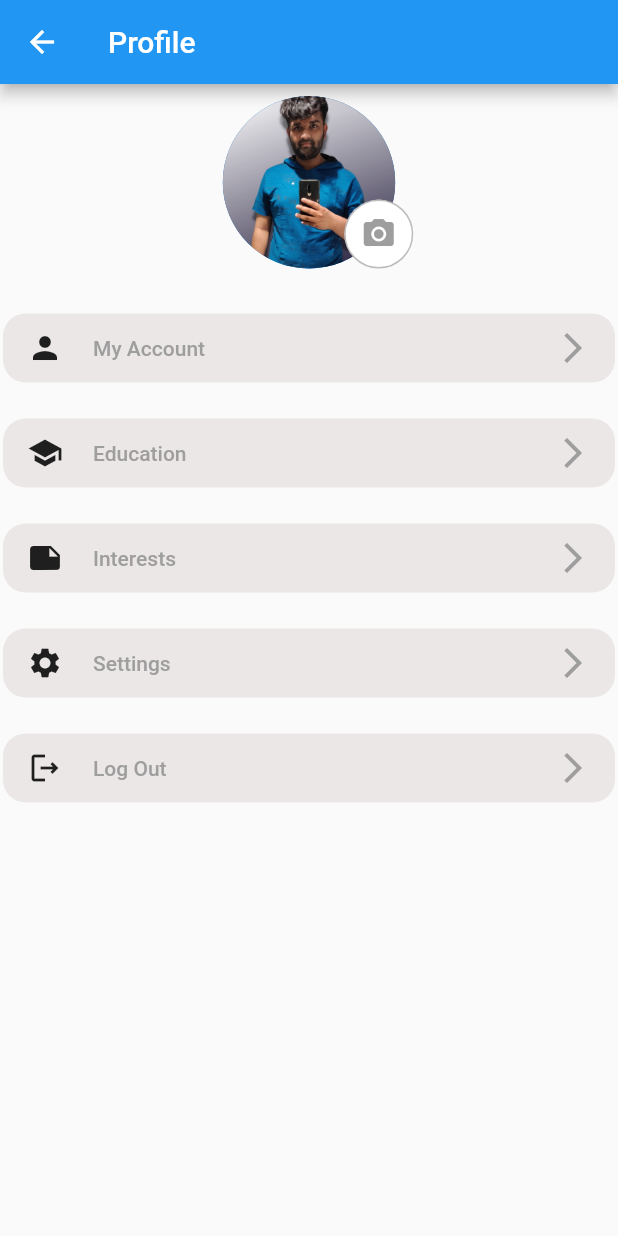
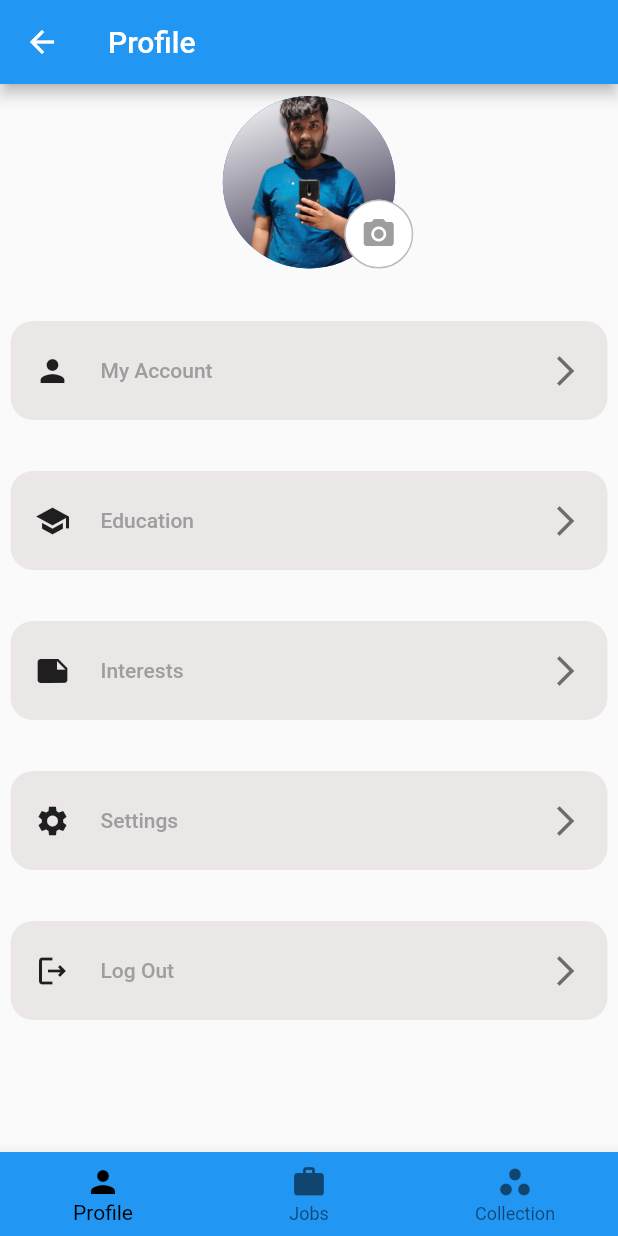
Before and after one commit to apexpre-dator/rozgaar_app, a Flutter app: the ProfilePage screen opened by its route, on a phone screen of 412 x 824 dp. Run offline on Flutter 3.47's test engine with Material 2 defaults, Android fonts, the phone set to English and light mode, and no system bars.

Commit message:
profile page buildup done

```diff
--- a/lib/main.dart
+++ b/lib/main.dart
@@ -18,7 +18,7 @@ class MyApp extends StatelessWidget {
       theme: ThemeData(
         primarySwatch: Colors.blue,
       ),
-      home: ,
+      home: ProfilePage(),
       routes: {
         ProfilePage.routeName: (context) => ProfilePage(),
         PersonalizedJobs.routeName: (context) => PersonalizedJobs(),
--- a/lib/screens/profile_page.dart
+++ b/lib/screens/profile_page.dart
@@ -1,15 +1,65 @@
 import 'package:flutter/material.dart';
 
-class ProfilePage extends StatelessWidget {
+class ProfilePage extends StatefulWidget {
   const ProfilePage({Key? key}) : super(key: key);
   static const routeName = '/profile-page';
+
+  @override
+  State<ProfilePage> createState() => _ProfilePageState();
+}
+
+class _ProfilePageState extends State<ProfilePage> {
+  int _selectedIndex = 0;
+  static const TextStyle optionStyle =
+      TextStyle(fontSize: 30, fontWeight: FontWeight.bold, color: Colors.grey);
+  var options;
+
+  @override
+  void initState() {
+    options = [
+      ProfilePage(),
+      Text('hello'),
+      const Center(
+        child: Text(
+          'Coming Soon',
+          style: optionStyle,
+        ),
+      ),
+      const Center(
+        child: Text(
+          'Coming Soon',
+          style: optionStyle,
+        ),
+      ),
+    ];
+    super.initState();
+  }
+
+  int _selectedPage = 0;
+
+  // void _selectPage(int index) {
+  //   setState(() {
+  //     _selectedPage = index;
+  //   });
+  // }
+
+  void _onItemTapped(int index) {
+    setState(() {
+      _selectedIndex = index;
+      _selectedPage = index;
+    });
+  }
+
   @override
   Widget build(BuildContext context) {
     return Scaffold(
       appBar: AppBar(
         title: const Text('Profile'),
       ),
-      body: Column(
+      body: SingleChildScrollView(
+        child: Container(
+          height: 640,
+          child: Column(
             children: [
               const ProfilePic(),
               const SizedBox(
@@ -54,6 +104,31 @@ class ProfilePage extends StatelessWidget {
               ),
             ],
           ),
+        ),
+      ),
+      bottomNavigationBar: BottomNavigationBar(
+        items: const <BottomNavigationBarItem>[
+          BottomNavigationBarItem(
+            icon: Icon(Icons.person),
+            label: 'Profile',
+            // backgroundColor: Colors.indigo,
+          ),
+          BottomNavigationBarItem(
+            icon: Icon(Icons.work_rounded),
+            label: 'Jobs',
+            // backgroundColor: Colors.indigo,
+          ),
+          BottomNavigationBarItem(
+            icon: Icon(Icons.workspaces),
+            label: 'Collection',
+            // backgroundColor: Colors.indigo,
+          ),
+        ],
+        currentIndex: _selectedIndex,
+        selectedItemColor: Colors.black,
+        onTap: _onItemTapped,
+        backgroundColor: Colors.blue,
+      ),
     );
   }
 }
@@ -72,8 +147,10 @@ class Profilemenu extends StatelessWidget {
 
   @override
   Widget build(BuildContext context) {
-    return SizedBox(
-      height: 50,
+    return Padding(
+      padding: const EdgeInsets.all(5),
+      child: SizedBox(
+        height: 70,
         child: Padding(
           padding: const EdgeInsets.all(2),
           child: FlatButton(
@@ -101,9 +178,10 @@ class Profilemenu extends StatelessWidget {
                 ),
                 const Icon(
                   Icons.arrow_forward_ios,
-                color: Colors.grey,
+                  color: Colors.black54,
                 ),
               ],
+            ),
           ),
         ),
       ),
```
Lines whose indentation alone changed are shown as unchanged.
